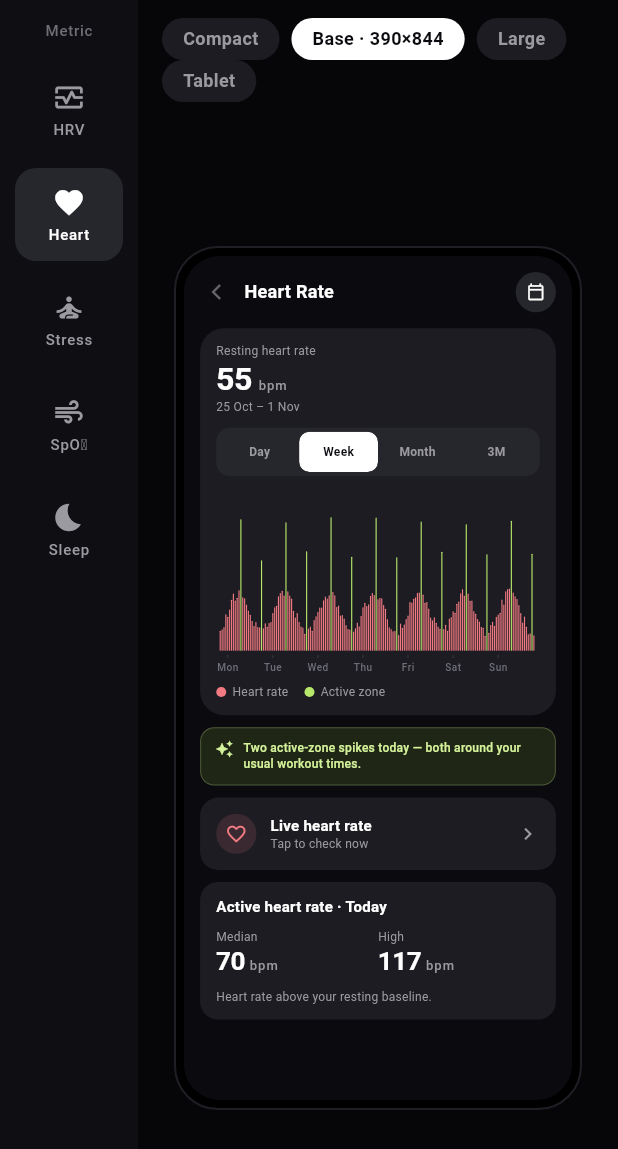
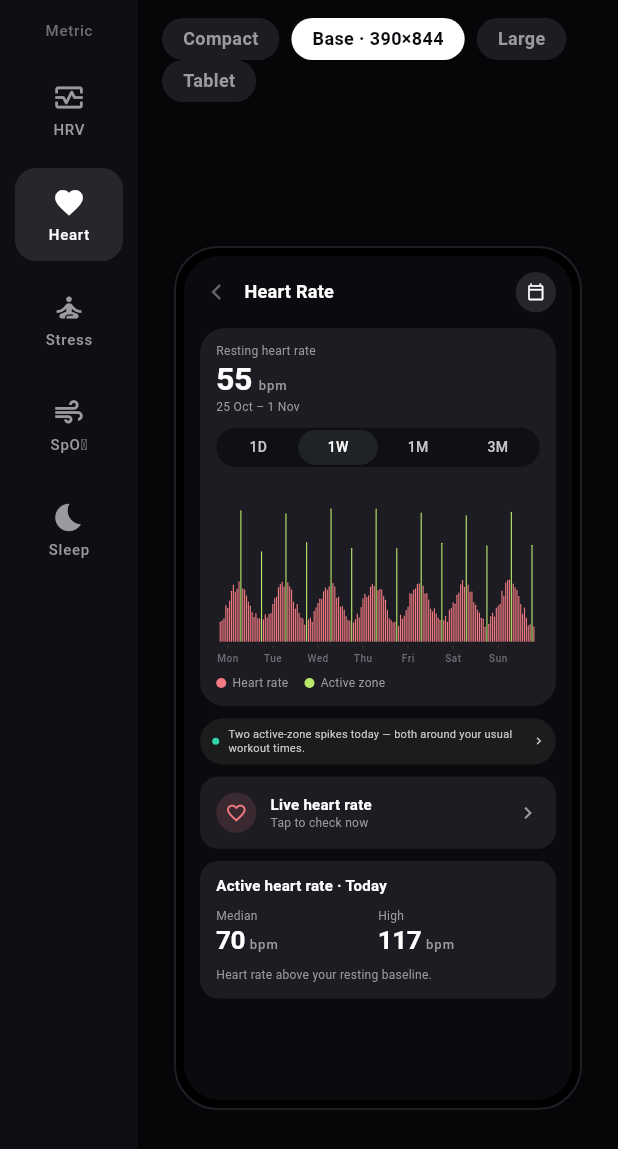
Before and after one commit to kishan9907IND/graphsHLTH-, a Flutter app: the screen it shows after launch, on a phone screen of 412 x 824 dp. Shown: the top 1149 px of the screen. Run offline on Flutter 3.47's test engine with Material 3 defaults, Android fonts, the phone set to English and light mode, and no system bars; missing offline and left inert: widgetbook, widgetbook_annotation.

Commit message:
Update InsightPill and RangeSwitch to HLTH-App-Flows V1 design system
- InsightPill (node 946:6525): now a slim single-line pill on a raised
  #1C1C1C surface — 7px positive-status dot, 11px #C7C8C8 text, trailing
  chevron, tappable. Replaces the taller lime-highlight banner.
- RangeSwitch (node 946:6882): matte-inset #100F15 trough (radius 80, 2px
  pad); selected segment is a matte-elevated #202326 capsule with white
  14px medium text; unselected transparent with secondary text. Labels now
  use the 1D/1W/1M/3M short form.
- chart_theme: add matteInset / matteElevated / surfaceRaised /
  dsTextSecondary / insightDot tokens; drop the old insight lime tokens.

Gallery rebuilt and verified; flutter analyze clean.

Co-Authored-By: Claude Opus 4.8 <noreply@anthropic.com>
Claude-Session: https://claude.ai/code/session_01V7o5yXk8pBD9FwtTufP3dB

```diff
--- a/packages/hlth_charts/lib/src/chart_theme.dart
+++ b/packages/hlth_charts/lib/src/chart_theme.dart
@@ -43,9 +43,16 @@ class HlthChartTokens {
   static const Color ctaFill = Color(0xFFFFFFFF);
   static const Color ctaText = Color(0xFF0A0A0F);
 
-  // Insight pill accent (the pale-lime highlight banner from the dashboard).
-  static const Color insightFill = Color(0xFF1F2616);
-  static const Color insightText = Color(0xFFD4F299);
+  // Design-system surfaces (HLTH-App-Flows V1). matteInset is the tab-strip
+  // trough, matteElevated the selected tab pill, surfaceRaised the insight
+  // pill. dsTextSecondary is the DS's lighter secondary text.
+  static const Color matteInset = Color(0xFF100F15);
+  static const Color matteElevated = Color(0xFF202326);
+  static const Color surfaceRaised = Color(0xFF1C1C1C);
+  static const Color dsTextSecondary = Color(0xFFC7C8C8);
+
+  // Insight pill: a small positive-status dot on a raised surface.
+  static const Color insightDot = Color(0xFF2FD4A7);
 
   // Status dot for "Syncing…".
   static const Color syncDot = Color(0xFFC5E63D);
--- a/packages/hlth_charts/lib/src/insight_pill.dart
+++ b/packages/hlth_charts/lib/src/insight_pill.dart
@@ -3,50 +3,68 @@ import 'package:flutter/services.dart';
 
 import 'chart_theme.dart';
 
-/// New component: the Insight Pill. A short, accented takeaway that sits
-/// between the chart and the stats — "Heart rate above your resting
-/// baseline", "SpO₂ stable overnight". It's the one line a user reads if
-/// they read nothing else, so it gets the pale-lime highlight treatment
-/// from the dashboard's "150 Heart Points" banner.
+/// The Insight Pill (HLTH-App-Flows V1 · node 946:6525). A slim single-line
+/// takeaway — "Saturday was your strongest day in six weeks" — on a raised
+/// dark surface, with a positive-status dot on the left and a trailing
+/// chevron. Tappable: it usually drills into the detail behind the insight.
 class InsightPill extends StatelessWidget {
   const InsightPill({
     super.key,
     required this.message,
-    this.icon = Icons.auto_awesome,
+    this.onTap,
+    this.dotColor = HlthChartTokens.insightDot,
   });
 
   final String message;
-  final IconData icon;
+  final VoidCallback? onTap;
+  final Color dotColor;
 
   @override
   Widget build(BuildContext context) {
-    return Container(
-      width: double.infinity,
-      padding: const EdgeInsets.symmetric(horizontal: 14, vertical: 12),
-      decoration: BoxDecoration(
-        color: HlthChartTokens.insightFill,
-        borderRadius: BorderRadius.circular(14),
-        border: Border.all(
-          color: HlthChartTokens.insightText.withOpacity(0.25),
-        ),
-      ),
+    final content = Padding(
+      // pl 12 / pr 10 / py 9, gap 9 — from the DS spec.
+      padding: const EdgeInsets.fromLTRB(12, 9, 10, 9),
       child: Row(
-        crossAxisAlignment: CrossAxisAlignment.start,
         children: [
-          Icon(icon, size: 18, color: HlthChartTokens.insightText),
-          const SizedBox(width: 10),
+          Container(
+            width: 7,
+            height: 7,
+            decoration: BoxDecoration(color: dotColor, shape: BoxShape.circle),
+          ),
+          const SizedBox(width: 9),
           Expanded(
             child: Text(
               message,
-              style: HlthChartText.cardSubtitle.copyWith(
-                color: HlthChartTokens.insightText,
-                fontWeight: FontWeight.w500,
+              style: const TextStyle(
+                fontSize: 11,
                 height: 1.3,
+                color: HlthChartTokens.dsTextSecondary,
               ),
             ),
           ),
+          const SizedBox(width: 9),
+          const Icon(
+            Icons.chevron_right,
+            size: 14,
+            color: HlthChartTokens.dsTextSecondary,
+          ),
         ],
       ),
+    );
+
+    return Material(
+      color: HlthChartTokens.surfaceRaised,
+      borderRadius: BorderRadius.circular(999),
+      clipBehavior: Clip.antiAlias,
+      child: onTap == null
+          ? content
+          : InkWell(
+              onTap: () {
+                HapticFeedback.selectionClick();
+                onTap!();
+              },
+              child: content,
+            ),
     );
   }
 }
--- a/packages/hlth_charts/lib/src/range_switch.dart
+++ b/packages/hlth_charts/lib/src/range_switch.dart
@@ -25,18 +25,20 @@ class RangeSwitch extends StatelessWidget {
 
   @override
   Widget build(BuildContext context) {
+    // HLTH-App-Flows V1 · node 946:6882: matte-inset trough, 2px padding,
+    // 80px radius; selected segment is a matte-elevated capsule.
     return Container(
-      padding: const EdgeInsets.all(4),
+      padding: const EdgeInsets.all(2),
       decoration: BoxDecoration(
-        color: HlthChartTokens.cardSurfaceHigh,
-        borderRadius: BorderRadius.circular(14),
+        color: HlthChartTokens.matteInset,
+        borderRadius: BorderRadius.circular(80),
       ),
       child: Row(
         children: [
           for (final range in ranges)
             Expanded(
               child: _Segment(
-                label: range.tabLabel,
+                label: range.shortLabel,
                 selected: range == value,
                 onTap: () {
                   if (range != value) {
@@ -67,25 +69,30 @@ class _Segment extends StatelessWidget {
   Widget build(BuildContext context) {
     return Material(
       color: Colors.transparent,
-      borderRadius: BorderRadius.circular(10),
+      borderRadius: BorderRadius.circular(999),
       clipBehavior: Clip.antiAlias,
       child: InkWell(
         onTap: onTap,
         child: AnimatedContainer(
           duration: const Duration(milliseconds: 180),
           curve: Curves.easeOutCubic,
-          height: 40,
+          padding: const EdgeInsets.symmetric(horizontal: 20, vertical: 8),
           decoration: BoxDecoration(
-            color: selected ? HlthChartTokens.textPrimary : Colors.transparent,
-            borderRadius: BorderRadius.circular(10),
+            color:
+                selected ? HlthChartTokens.matteElevated : Colors.transparent,
+            borderRadius: BorderRadius.circular(999),
           ),
           alignment: Alignment.center,
           child: Text(
             label,
-            style: HlthChartText.rangePill.copyWith(
+            style: const TextStyle(
+              fontSize: 14,
+              fontWeight: FontWeight.w500,
+              height: 1.35,
+            ).copyWith(
               color: selected
-                  ? HlthChartTokens.background
-                  : HlthChartTokens.textSecondary,
+                  ? HlthChartTokens.textPrimary
+                  : HlthChartTokens.dsTextSecondary,
             ),
           ),
         ),
```
